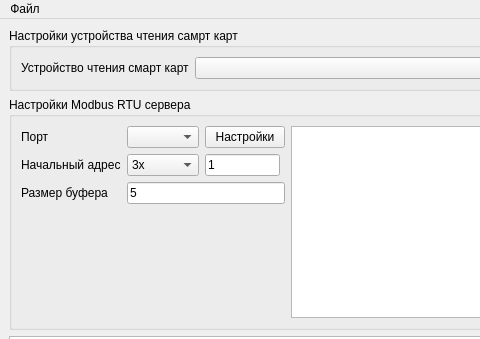
Before: the Qt Designer form mainwindow.ui in sanny32/SmartServer, drawn with Qt 5; both pictures show x 0 to 480 and y 0 to 339 of the 807 by 600 pixel window.
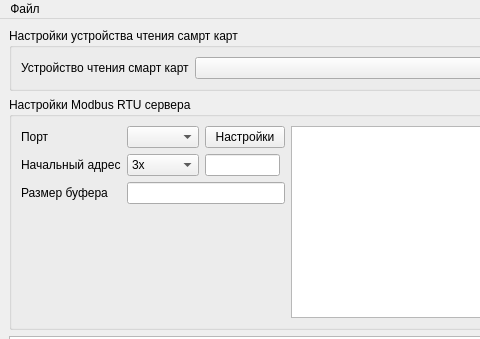
After: the same form once the commit is applied. Icons and pictures are not drawn.

Patch:
```diff
--- a/mainwindow.ui
+++ b/mainwindow.ui
@@ -146,9 +146,6 @@
              <verstretch>0</verstretch>
             </sizepolicy>
            </property>
-           <property name="text">
-            <string>5</string>
-           </property>
           </widget>
          </item>
          <item row="0" column="1">
@@ -175,9 +172,6 @@
              <height>16777215</height>
             </size>
            </property>
-           <property name="text">
-            <string>1</string>
-           </property>
           </widget>
          </item>
          <item row="3" column="0">
```
